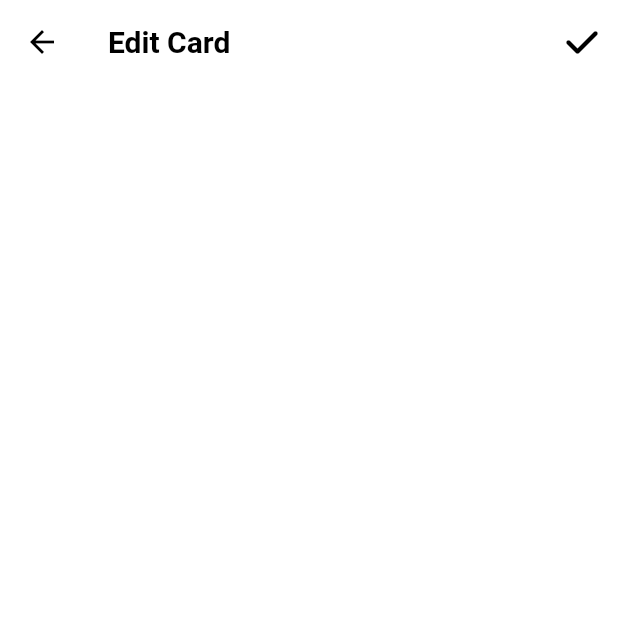
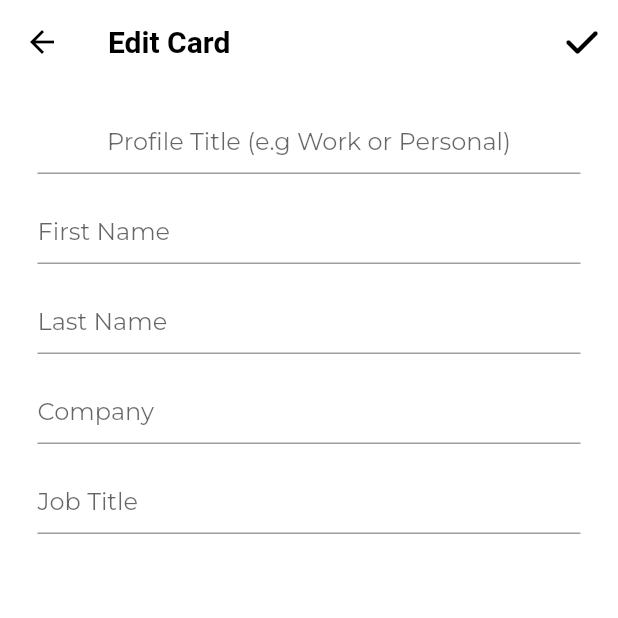
Before and after one commit to DanikingRD/Tapea, a Flutter app: the ProfileScreen screen opened directly, after a tap on an icon or button, on a phone screen of 412 x 824 dp, the top half of it. Run offline on Flutter 3.47's test engine with Material 2 defaults, Android fonts, the light colour scheme and no system bars; our stand-ins replace cloud_firestore, file_picker, firebase_auth, firebase_core, firebase_storage, font_awesome_flutter and 3 more; accounts and stored records are empty.

Commit message:
Fix user data notifiers

```diff
--- a/lib/main.dart
+++ b/lib/main.dart
@@ -10,6 +10,7 @@ import 'package:tapea/firebase_options.dart';
 import 'package:tapea/provider/profile_notifier.dart';
 import 'package:tapea/provider/user_notifier.dart';
 import 'package:tapea/routes.dart';
+import 'package:tapea/screen/auth/login_screen.dart';
 import 'package:tapea/screen/home/home_screen.dart';
 import 'package:tapea/screen/profile_setup.dart';
 import 'package:tapea/screen/welcome_screen.dart';
@@ -80,7 +81,7 @@ class AppInitializer extends StatelessWidget {
         ),
         themeMode: ThemeMode.light,
         home: AuthListener(
-          root: const WelcomeScreen(),
+          root: LoginScreen(),
           home: HomeScreen(),
         ),
         //home: const ProfileSetup(),
--- a/lib/routes.dart
+++ b/lib/routes.dart
@@ -45,8 +45,11 @@ class Routes {
           settings: settings,
         );
       case profileEditor:
+        final bool edit = settings.arguments as bool;
         return bottomToTop(
-          screen: const ProfileEditorScreen(),
+          screen: ProfileEditorScreen(
+            edit: edit,
+          ),
           settings: settings,
         );
       default:
--- a/lib/screen/auth/login_screen.dart
+++ b/lib/screen/auth/login_screen.dart
@@ -2,7 +2,6 @@ import 'package:firebase_auth/firebase_auth.dart';
 import 'package:flutter/material.dart';
 import 'package:flutter/services.dart';
 import 'package:provider/provider.dart';
-import 'package:tapea/constants.dart' as constants;
 import 'package:tapea/routes.dart';
 import 'package:tapea/service/firebase_auth_service.dart';
 import 'package:tapea/service/firestore_datadase_service.dart';
--- a/lib/screen/home/components/profile_editor_screen.dart
+++ b/lib/screen/home/components/profile_editor_screen.dart
@@ -1,13 +1,16 @@
-import 'dart:html';
-import 'dart:math';
-
-import 'package:flutter/cupertino.dart';
 import 'package:flutter/material.dart';
 import 'package:font_awesome_flutter/font_awesome_flutter.dart';
+import 'package:provider/provider.dart';
+import 'package:tapea/model/card_model.dart';
+import 'package:tapea/provider/profile_notifier.dart';
+import 'package:tapea/widget/borderless_text_field.dart';
 
 class ProfileEditorScreen extends StatefulWidget {
+  final bool edit;
+
   const ProfileEditorScreen({
     Key? key,
+    required this.edit,
   }) : super(key: key);
 
   @override
@@ -15,7 +18,31 @@ class ProfileEditorScreen extends StatefulWidget {
 }
 
 class _ProfileEditorScreenState extends State<ProfileEditorScreen> {
-  final List<TextFieldEntry> entries = [];
+  final List<TextFieldEntry> entries = [
+    TextFieldEntry(name: 'Profile Title (e.g Work or Personal)'),
+    TextFieldEntry(name: 'First Name'),
+    TextFieldEntry(name: 'Last Name'),
+    TextFieldEntry(name: 'Company'),
+    TextFieldEntry(name: 'Job Title')
+  ];
+
+  @override
+  void initState() {
+    super.initState();
+    if (widget.edit) {
+      collectProfileInfo();
+    }
+  }
+
+  void collectProfileInfo() {
+    final profile = context.read<ProfileNotifier>().profile;
+    entries[0].text = profile.title;
+    entries[1].text = profile.firstName;
+    entries[2].text = profile.lastName;
+    entries[3].text = profile.company;
+    entries[4].text = profile.jobTitle;
+  }
+
   @override
   Widget build(BuildContext context) {
     return Scaffold(
@@ -30,8 +57,20 @@ class _ProfileEditorScreenState extends State<ProfileEditorScreen> {
           )
         ],
       ),
-      body: ListView(
-        children: [],
+      body: ListView.builder(
+        itemCount: entries.length,
+        itemBuilder: ((context, index) {
+          final TextFieldEntry entry = entries[index];
+          const padding = EdgeInsets.symmetric(horizontal: 25, vertical: 0);
+          return Padding(
+            padding: padding,
+            child: BorderlessTextField(
+              centerAll: index == 0,
+              controller: entry.controller,
+              floatingLabel: entry.name,
+            ),
+          );
+        }),
       ),
     );
   }
@@ -50,6 +89,8 @@ class TextFieldEntry {
     return entry;
   }
 
+  set text(String _text) => controller.text = _text;
+
   void dispose() {
     controller.dispose();
   }
--- a/lib/screen/home/profile_screen.dart
+++ b/lib/screen/home/profile_screen.dart
@@ -36,7 +36,11 @@ class _ProfileScreenState extends State<ProfileScreen> {
         backgroundColor: kHomeBgColor,
         actions: [
           IconButton(
-            onPressed: () => Navigator.pushNamed(context, Routes.profileEditor),
+            onPressed: () => Navigator.pushNamed(
+              context,
+              Routes.profileEditor,
+              arguments: true,
+            ),
             icon: const FaIcon(FontAwesomeIcons.pencil),
           )
         ],
--- /dev/null
+++ b/lib/widget/borderless_text_field.dart
@@ -0,0 +1,33 @@
+import 'package:flutter/material.dart';
+import 'package:tapea/constants.dart';
+
+class BorderlessTextField extends StatelessWidget {
+  final TextEditingController controller;
+  final String floatingLabel;
+  final bool centerAll;
+
+  const BorderlessTextField({
+    Key? key,
+    required this.controller,
+    required this.floatingLabel,
+    this.centerAll = false,
+  }) : super(key: key);
+
+  @override
+  Widget build(BuildContext context) {
+    return TextField(
+      controller: controller,
+      cursorColor: kRedColor,
+      textAlign: centerAll ? TextAlign.center : TextAlign.start,
+      decoration: InputDecoration(
+        alignLabelWithHint: true,
+        floatingLabelBehavior: controller.text.isEmpty
+            ? FloatingLabelBehavior.auto
+            : FloatingLabelBehavior.always,
+        label: centerAll
+            ? Center(child: Text(floatingLabel))
+            : Text(floatingLabel),
+      ),
+    );
+  }
+}
```
Also changed, not shown: lib/model/card_model.dart (+21 -9 lines), lib/screen/home/components/home_layout.dart (+36 -4 lines), lib/screen/home/home_screen.dart (+5 -28 lines), lib/screen/home/share_profile_screen.dart (+16 -5 lines).
